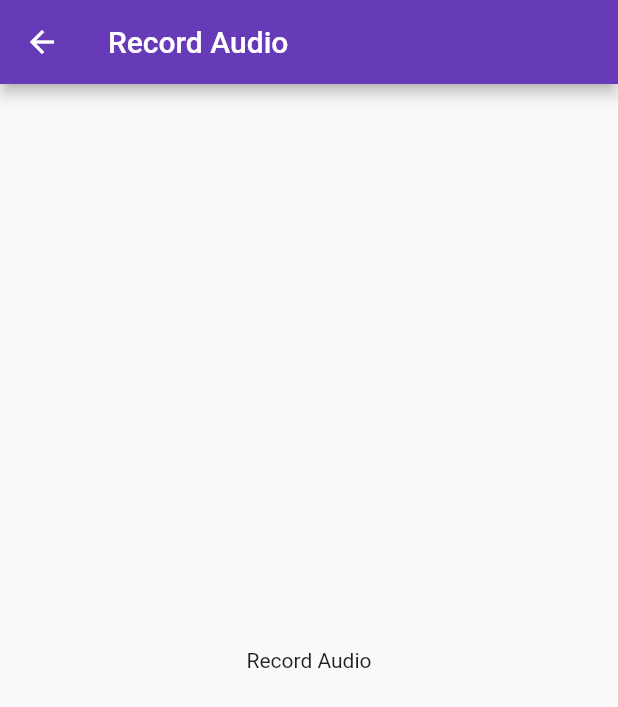
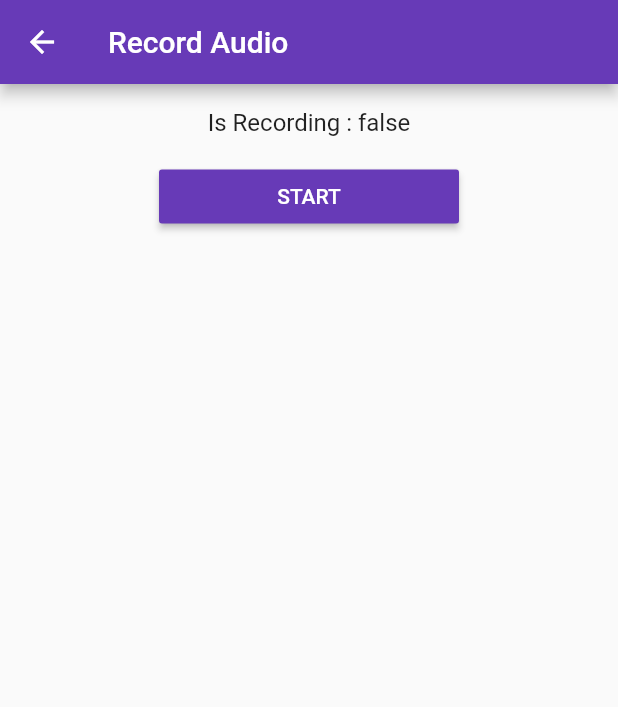
Before and after one commit to yoesuv/Flutter-Picker-Permission, a Flutter app: the RecordAudioScreen screen opened by its route, on a phone screen of 412 x 824 dp. Shown: the top 707 px of the screen. Run offline on Flutter 3.47's test engine with Material 2 defaults, Android fonts, the phone set to English and light mode, and no system bars; our stand-ins replace device_info_plus, equatable, file_picker, flutter_bloc, image_picker, location and 1 more; missing offline and left inert: app_settings.

Commit message:
:art: UI recording

```diff
--- a/lib/src/module/record_audio/record_audio_screen.dart
+++ b/lib/src/module/record_audio/record_audio_screen.dart
@@ -2,6 +2,8 @@ import 'package:flutter/material.dart';
 import 'package:flutter_bloc/flutter_bloc.dart';
 import 'package:flutter_picker/src/module/record_audio/record_audio_bloc.dart';
 import 'package:flutter_picker/src/module/record_audio/record_audio_event.dart';
+import 'package:flutter_picker/src/module/record_audio/record_audio_state.dart';
+import 'package:flutter_picker/src/widgets/my_button.dart';
 
 class RecordAudioScreen extends StatefulWidget {
   static const routeName = 'record_audio';
@@ -14,7 +16,6 @@ class RecordAudioScreen extends StatefulWidget {
 }
 
 class _RecordAudioScreenState extends State<RecordAudioScreen> {
-
   RecordAudioBloc? _bloc;
 
   @override
@@ -30,9 +31,40 @@ class _RecordAudioScreenState extends State<RecordAudioScreen> {
       appBar: AppBar(
         title: const Text('Record Audio'),
       ),
-      body: Center(
-        child: Text('Record Audio'),
+      body: SafeArea(
+        child: Padding(
+          padding: const EdgeInsets.all(16),
+          child: Column(
+            children: [
+              _labelStatus(),
+              const SizedBox(height: 16),
+              _buildButton(),
+            ],
+          ),
+        ),
       ),
     );
   }
+
+  Widget _labelStatus() {
+    return BlocBuilder<RecordAudioBloc, RecordAudioState>(
+      bloc: _bloc,
+      builder: (context, state) => Text(
+        'Is Recording : ${state.isRecording}',
+        style: const TextStyle(
+          fontSize: 16,
+        ),
+      ),
+    );
+  }
+
+  Widget _buildButton() {
+    return Center(
+      child: BlocBuilder<RecordAudioBloc, RecordAudioState>(
+          bloc: _bloc,
+          builder: (context, state) {
+            return MyButton(title: 'START', onPressed: () {});
+          }),
+    );
+  }
 }
```
